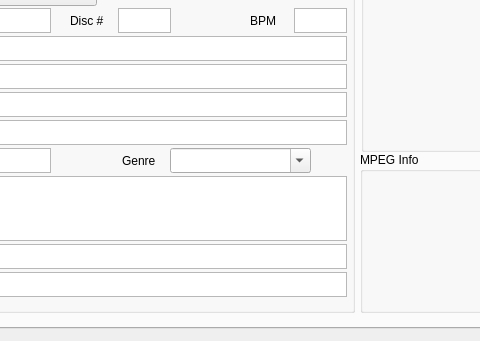
Above: window.ui from Odept/mp3_tag_editor before the change; both pictures show x 129 to 609 and y 131 to 472 of the 845 by 472 pixel window. Below: the same form after it.
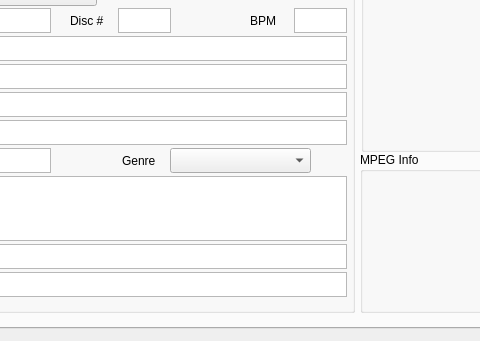
That is the form after the change. Custom widgets are drawn as their Qt base class.

Commit message: Use bold font for changed fields and make genre combo box capable of tracking changes as well

```diff
--- a/window.ui
+++ b/window.ui
@@ -446,9 +446,6 @@
            <height>25</height>
           </rect>
          </property>
-         <property name="editable">
-          <bool>true</bool>
-         </property>
          <property name="currentIndex">
           <number>-1</number>
          </property>
```
Left out of the diff: 2 changed lines with no effect on the pictures. The commit also changes 4 other files.
